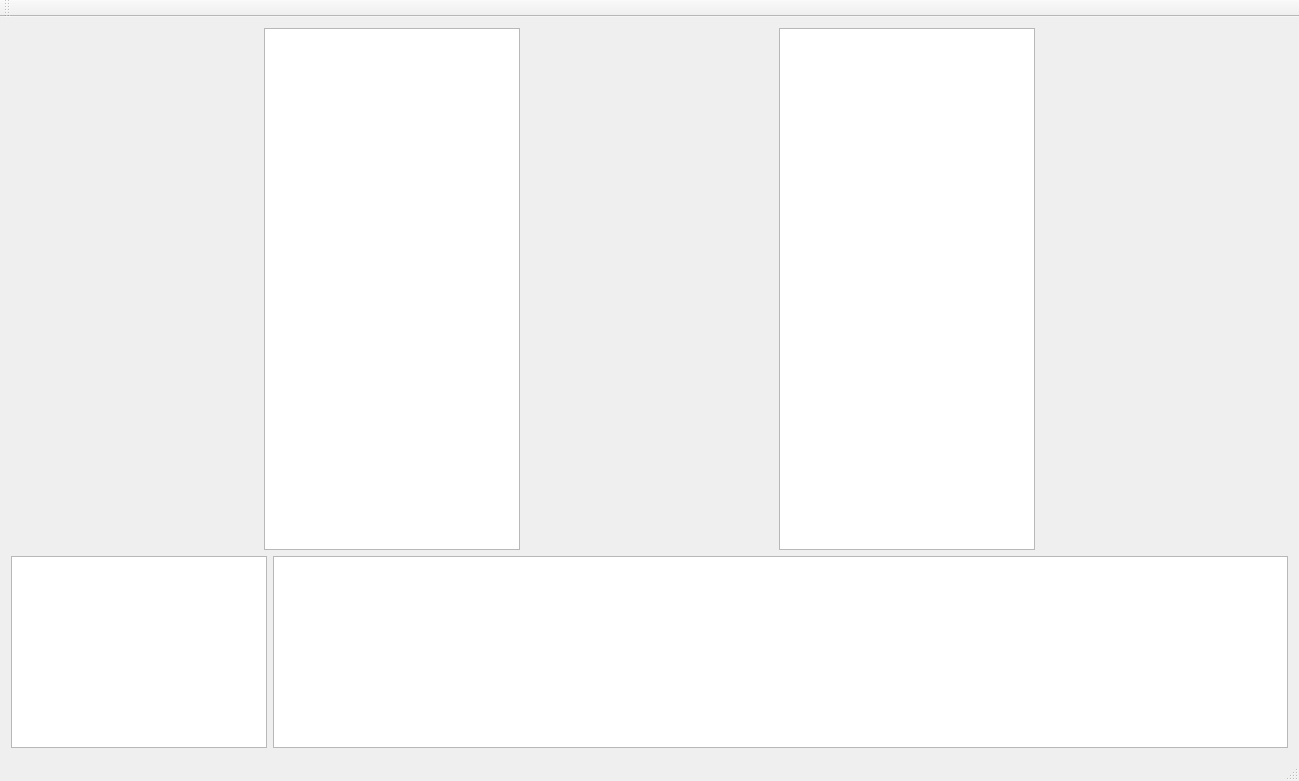
WaerjakSC/INNgine2019, file mainwindow.ui: the form before one commit.
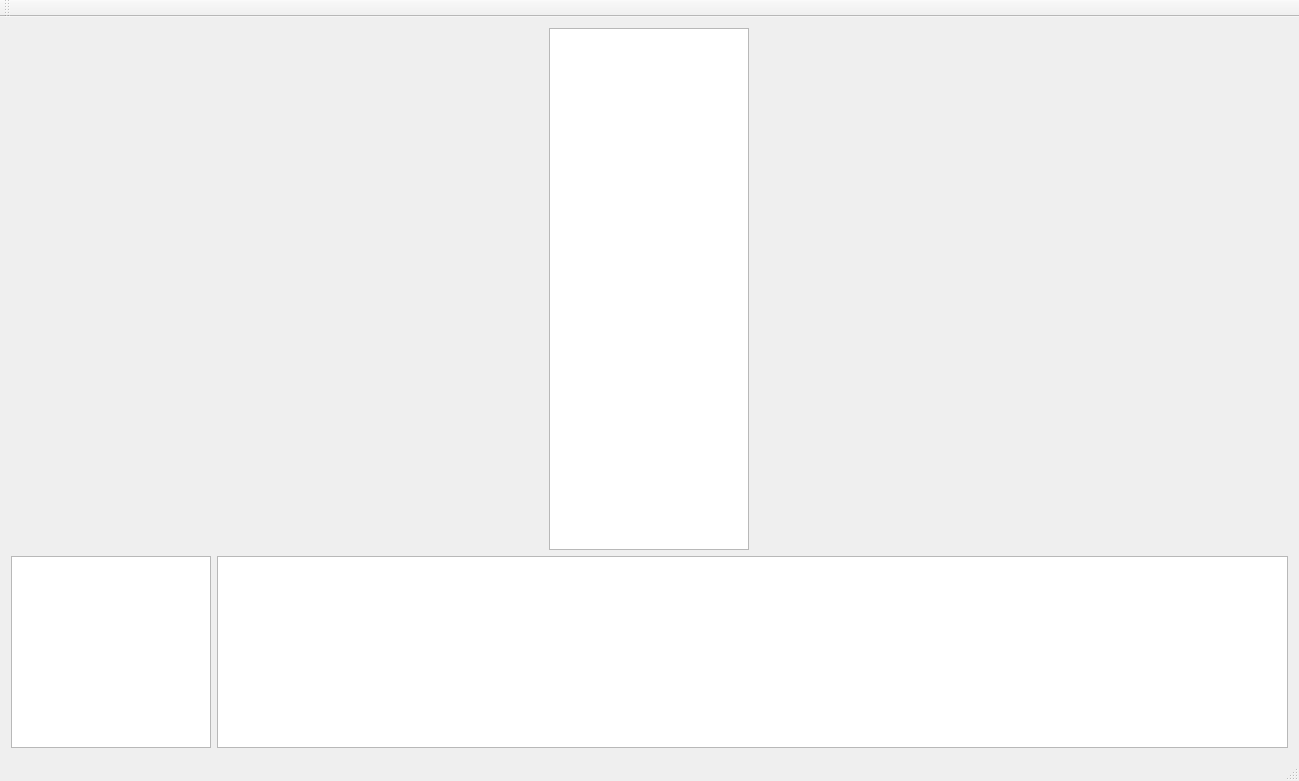
The form after the commit. Custom widgets are drawn as their Qt base class.

```diff
--- a/mainwindow.ui
+++ b/mainwindow.ui
@@ -23,10 +23,16 @@
          <widget class="HierarchyView" name="SceneHierarchy">
           <property name="sizePolicy">
            <sizepolicy hsizetype="Maximum" vsizetype="Expanding">
-            <horstretch>1</horstretch>
+            <horstretch>0</horstretch>
             <verstretch>0</verstretch>
            </sizepolicy>
           </property>
+          <property name="maximumSize">
+           <size>
+            <width>200</width>
+            <height>16777215</height>
+           </size>
+          </property>
           <property name="dragEnabled">
            <bool>true</bool>
           </property>
@@ -57,28 +63,24 @@
           </property>
          </layout>
         </item>
-        <item>
-         <widget class="QTreeView" name="Properties">
-          <property name="sizePolicy">
-           <sizepolicy hsizetype="Maximum" vsizetype="Expanding">
-            <horstretch>1</horstretch>
-            <verstretch>0</verstretch>
-           </sizepolicy>
-          </property>
-         </widget>
-        </item>
        </layout>
       </item>
       <item>
        <layout class="QHBoxLayout" name="horizontalLayout_2">
         <item>
-         <widget class="QListView" name="ProjectFolders">
+         <widget class="QTreeView" name="ProjectFolders">
           <property name="sizePolicy">
            <sizepolicy hsizetype="Maximum" vsizetype="Maximum">
             <horstretch>0</horstretch>
             <verstretch>0</verstretch>
            </sizepolicy>
           </property>
+          <property name="maximumSize">
+           <size>
+            <width>200</width>
+            <height>16777215</height>
+           </size>
+          </property>
          </widget>
         </item>
         <item>
```
Left out of the diff: 2 changed lines with no effect on the pictures.
